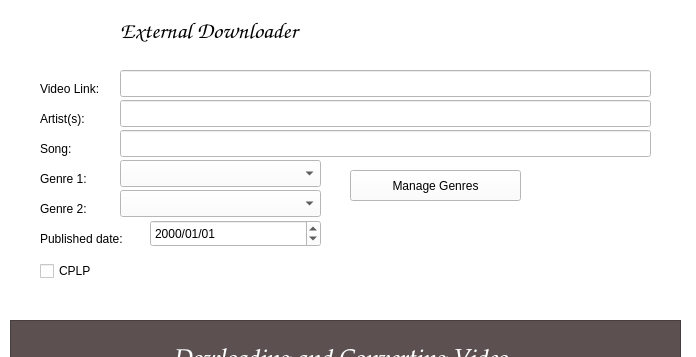
netpack/XFB, file src/externaldownloader.ui: the form before one commit; both pictures show x 0 to 696 and y 0 to 357 of the 696 by 548 pixel window.
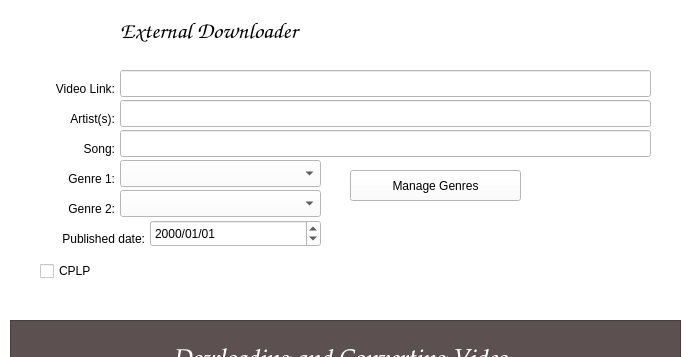
The form after the commit. Icons and pictures are not drawn.

Patch:
```diff
--- a/src/externaldownloader.ui
+++ b/src/externaldownloader.ui
@@ -112,7 +112,7 @@
     <rect>
      <x>120</x>
      <y>10</y>
-     <width>191</width>
+     <width>541</width>
      <height>41</height>
     </rect>
    </property>
@@ -262,13 +262,13 @@
   <widget class="QLabel" name="label_5">
    <property name="geometry">
     <rect>
-     <x>40</x>
+     <x>10</x>
      <y>170</y>
-     <width>71</width>
+     <width>105</width>
      <height>17</height>
     </rect>
    </property>
-   <property name="text">
+   <property name="alignment"><set>Qt::AlignRight|Qt::AlignVCenter</set></property><property name="text">
     <string>Genre 1:</string>
    </property>
   </widget>
@@ -330,7 +330,7 @@
     </rect>
    </property>
    <property name="placeholderText">
-    <string/>
+    <string />
    </property>
   </widget>
   <widget class="QCheckBox" name="checkBox_cplp">
@@ -355,52 +355,52 @@
   <widget class="QLabel" name="label_4">
    <property name="geometry">
     <rect>
-     <x>40</x>
+     <x>10</x>
      <y>140</y>
-     <width>62</width>
+     <width>105</width>
      <height>17</height>
     </rect>
    </property>
-   <property name="text">
+   <property name="alignment"><set>Qt::AlignRight|Qt::AlignVCenter</set></property><property name="text">
     <string>Song:</string>
    </property>
   </widget>
   <widget class="QLabel" name="label_3">
    <property name="geometry">
     <rect>
-     <x>40</x>
+     <x>10</x>
      <y>110</y>
-     <width>71</width>
+     <width>105</width>
      <height>17</height>
     </rect>
    </property>
-   <property name="text">
+   <property name="alignment"><set>Qt::AlignRight|Qt::AlignVCenter</set></property><property name="text">
     <string>Artist(s):</string>
    </property>
   </widget>
   <widget class="QLabel" name="label_6">
    <property name="geometry">
     <rect>
-     <x>40</x>
+     <x>10</x>
      <y>200</y>
-     <width>71</width>
+     <width>105</width>
      <height>17</height>
     </rect>
    </property>
-   <property name="text">
+   <property name="alignment"><set>Qt::AlignRight|Qt::AlignVCenter</set></property><property name="text">
     <string>Genre 2:</string>
    </property>
   </widget>
   <widget class="QLabel" name="label_7">
    <property name="geometry">
     <rect>
-     <x>40</x>
+     <x>10</x>
      <y>230</y>
-     <width>111</width>
+     <width>135</width>
      <height>17</height>
     </rect>
    </property>
-   <property name="text">
+   <property name="alignment"><set>Qt::AlignRight|Qt::AlignVCenter</set></property><property name="text">
     <string>Published date:</string>
    </property>
   </widget>
@@ -423,13 +423,13 @@
   <widget class="QLabel" name="label_2">
    <property name="geometry">
     <rect>
-     <x>40</x>
+     <x>10</x>
      <y>80</y>
-     <width>81</width>
+     <width>105</width>
      <height>17</height>
     </rect>
    </property>
-   <property name="text">
+   <property name="alignment"><set>Qt::AlignRight|Qt::AlignVCenter</set></property><property name="text">
     <string>Video Link:</string>
    </property>
   </widget>
@@ -448,7 +448,7 @@
     </font>
    </property>
    <property name="placeholderText">
-    <string/>
+    <string />
    </property>
   </widget>
   <widget class="QPushButton" name="pushButton">
@@ -474,7 +474,7 @@
     </rect>
    </property>
    <property name="text">
-    <string/>
+    <string />
    </property>
    <property name="pixmap">
     <pixmap resource="resources.qrc">:/icons/icon48x48.png</pixmap>
@@ -513,7 +513,7 @@
     <item>
      <widget class="QPushButton" name="bt_youtube_getPlaylist">
       <property name="toolTip">
-       <string>Download every entry of a YouTube playlist (link containing &quot;list=&quot;) or SoundCloud set (soundcloud.com/artist/sets/...)</string>
+       <string>Download every entry of a YouTube playlist (link containing "list=") or SoundCloud set (soundcloud.com/artist/sets/...)</string>
       </property>
       <property name="text">
        <string>Get Playlist!</string>
```
Left out of the diff: 4 changed lines with no effect on the pictures.
